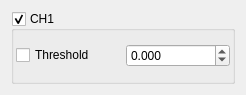
First picture: the form in contrib/agilent/libs/ap240w/findslopeform.ui, repository qtplatz/qtplatz, before the edit.
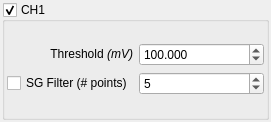
Second picture: the form after the edit.

What changed in the file:
```diff
--- a/contrib/agilent/libs/ap240w/findslopeform.ui
+++ b/contrib/agilent/libs/ap240w/findslopeform.ui
@@ -6,14 +6,26 @@
    <rect>
     <x>0</x>
     <y>0</y>
-    <width>246</width>
-    <height>95</height>
+    <width>271</width>
+    <height>122</height>
    </rect>
   </property>
   <property name="windowTitle">
    <string>Form</string>
   </property>
   <layout class="QGridLayout" name="gridLayout_2">
+   <property name="leftMargin">
+    <number>2</number>
+   </property>
+   <property name="topMargin">
+    <number>2</number>
+   </property>
+   <property name="rightMargin">
+    <number>2</number>
+   </property>
+   <property name="bottomMargin">
+    <number>2</number>
+   </property>
    <item row="0" column="0">
     <layout class="QVBoxLayout" name="verticalLayout">
      <item>
@@ -39,26 +51,61 @@
         </property>
         <item row="0" column="0">
          <layout class="QGridLayout" name="gridLayout">
-          <item row="0" column="0">
-           <widget class="QCheckBox" name="checkBox">
-            <property name="text">
-             <string>Threshold</string>
-            </property>
-           </widget>
-          </item>
           <item row="0" column="1">
            <widget class="QDoubleSpinBox" name="doubleSpinBox">
+            <property name="prefix">
+             <string/>
+            </property>
+            <property name="suffix">
+             <string/>
+            </property>
             <property name="decimals">
              <number>3</number>
             </property>
             <property name="minimum">
-             <double>-5.000000000000000</double>
+             <double>-5000.000000000000000</double>
             </property>
             <property name="maximum">
-             <double>5.000000000000000</double>
+             <double>5000.000000000000000</double>
             </property>
             <property name="singleStep">
-             <double>0.001000000000000</double>
+             <double>1.000000000000000</double>
+            </property>
+            <property name="value">
+             <double>100.000000000000000</double>
+            </property>
+           </widget>
+          </item>
+          <item row="0" column="0">
+           <widget class="QLabel" name="label">
+            <property name="text">
+             <string>Threshold &lt;i&gt;(mV)&lt;/i&gt;</string>
+            </property>
+            <property name="textFormat">
+             <enum>Qt::RichText</enum>
+            </property>
+            <property name="alignment">
+             <set>Qt::AlignRight|Qt::AlignTrailing|Qt::AlignVCenter</set>
+            </property>
+           </widget>
+          </item>
+          <item row="1" column="0">
+           <widget class="QCheckBox" name="checkBox">
+            <property name="text">
+             <string>SG Filter (# points)</string>
+            </property>
+           </widget>
+          </item>
+          <item row="1" column="1">
+           <widget class="QSpinBox" name="spinBox">
+            <property name="minimum">
+             <number>3</number>
+            </property>
+            <property name="maximum">
+             <number>256</number>
+            </property>
+            <property name="value">
+             <number>5</number>
             </property>
            </widget>
           </item>
```
